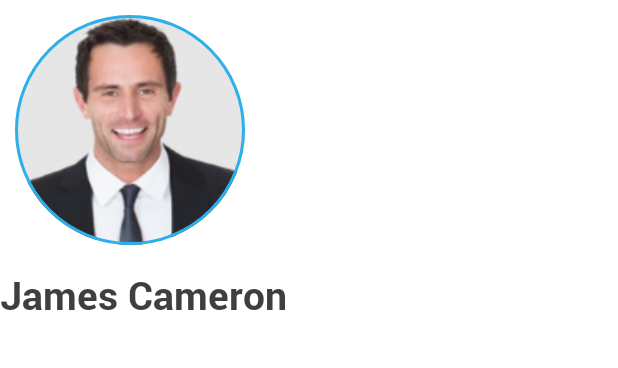
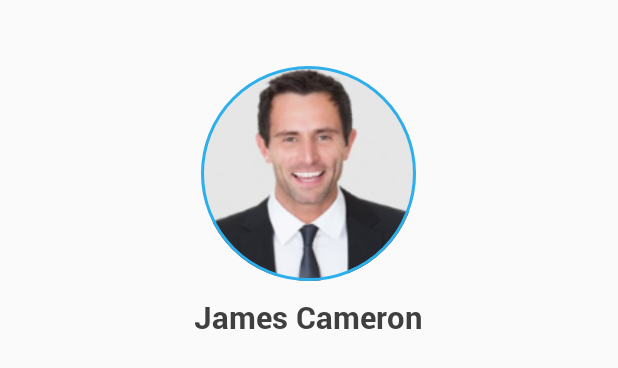
Before and after one commit to SaeedHyder/WaterApp, an Android app: the layout fragment_sidemenu.xml on its own in the app's theme, with its tools: preview values and no code run, on a phone screen of 412 x 824 dp. Shown: the top 368 px of the screen. Run offline under Robolectric (Android 15) with nearby library versions, the phone set to English and light mode, and no system bars.

Commit message:
REside menu bug resolved , staged code

```diff
--- a/app/src/main/java/com/ingic/waterapp/activities/DockActivity.java
+++ b/app/src/main/java/com/ingic/waterapp/activities/DockActivity.java
@@ -16,7 +16,6 @@ import com.ingic.waterapp.fragments.HomeFragment;
 import com.ingic.waterapp.fragments.SideMenuFragment;
 import com.ingic.waterapp.fragments.abstracts.BaseFragment;
 import com.ingic.waterapp.helpers.BasePreferenceHelper;
-import com.ingic.waterapp.helpers.UIHelper;
 import com.ingic.waterapp.interfaces.LoadingListener;
 import com.ingic.waterapp.residemenu.ResideMenu;
 import com.ingic.waterapp.ui.dialogs.DialogFactory;
@@ -49,8 +48,6 @@ public abstract class DockActivity extends AppCompatActivity implements
     private ResideMenu.OnMenuListener menuListener = new ResideMenu.OnMenuListener() {
         @Override
         public void openMenu() {
-            UIHelper.showShortToastInCenter(DockActivity.this, "openmenu");
-
         }
 
         @Override
--- a/app/src/main/java/com/ingic/waterapp/activities/MainActivity.java
+++ b/app/src/main/java/com/ingic/waterapp/activities/MainActivity.java
@@ -10,6 +10,7 @@ import android.view.View;
 import android.view.View.OnClickListener;
 import android.widget.FrameLayout;
 import android.widget.ProgressBar;
+
 import com.ingic.waterapp.R;
 import com.ingic.waterapp.fragments.HomeFragment;
 import com.ingic.waterapp.fragments.LoginFragment;
@@ -159,6 +160,8 @@ public class MainActivity extends DockActivity implements OnClickListener {
 
     public void initFragment() {
         getSupportFragmentManager().addOnBackStackChangedListener(getListener());
+//        replaceDockableFragment(HomeFragment.newInstance(), "HomeFragment");
+
         if (prefHelper.isLogin()) {
             replaceDockableFragment(HomeFragment.newInstance(), "HomeFragment");
         } else {
--- a/app/src/main/java/com/ingic/waterapp/fragments/SideMenuFragment.java
+++ b/app/src/main/java/com/ingic/waterapp/fragments/SideMenuFragment.java
@@ -127,7 +127,7 @@ public class SideMenuFragment extends BaseFragment implements OnViewHolderClick
     public void onItemClick(View view, int position) {
         //sideMenu click events for non registered user
         if (Util.doubleClickCheck()) {
-//            getDockActivity().closeResideMenu();
+            getDockActivity().closeResideMenu();
 
             switch (position) {
                 case 0:
--- a/app/src/main/res/layout/fragment_login.xml
+++ b/app/src/main/res/layout/fragment_login.xml
@@ -117,7 +117,7 @@
                 android:id="@+id/btn_login"
                 android:layout_width="match_parent"
                 android:layout_height="@dimen/_40sdp"
-                android:layout_below="@+id/view"
+                android:layout_below="@+id/seperator2"
                 android:layout_marginTop="19dp"
                 android:background="@drawable/login_btn"
                 android:gravity="center"
@@ -157,7 +157,8 @@
                 android:id="@+id/view"
                 android:layout_width="@dimen/_64sdp"
                 android:layout_height="0.8dp"
-                android:layout_alignTop="@+id/view2"
+                android:layout_below="@id/btn_login_signup"
+                android:layout_marginTop="@dimen/_20sdp"
                 android:layout_toStartOf="@+id/tv_login_connectVia"
                 android:background="@color/login_grey" />
 
--- a/app/src/main/res/layout/fragment_sidemenu.xml
+++ b/app/src/main/res/layout/fragment_sidemenu.xml
@@ -4,24 +4,25 @@
     android:layout_height="match_parent"
     android:id="@+id/rl_sideMenu"
     xmlns:app="http://schemas.android.com/apk/res-auto"
-    android:background="@color/white"
-    android:orientation="vertical">
+    android:orientation="vertical"
+    android:layout_marginTop="@dimen/_26sdp">
 
     <FrameLayout
         android:id="@+id/top"
-        android:layout_width="@dimen/_122sdp"
-        android:layout_height="@dimen/_122sdp"
-        android:layout_margin="10dp">
+        android:layout_width="@dimen/_110sdp"
+        android:layout_height="@dimen/_110sdp"
+        android:layout_margin="10dp"
+        android:layout_centerHorizontal="true">
 
         <de.hdodenhof.circleimageview.CircleImageView
             android:id="@+id/img_sideMenu_profileImage"
-            android:layout_width="@dimen/_118sdp"
-            android:layout_height="@dimen/_118sdp"
+            android:layout_width="@dimen/_110sdp"
+            android:layout_height="@dimen/_110sdp"
             android:src="@drawable/dummy_image" />
 
         <ImageView
-            android:layout_width="@dimen/_118sdp"
-            android:layout_height="@dimen/_118sdp"
+            android:layout_width="@dimen/_110sdp"
+            android:layout_height="@dimen/_110sdp"
             android:src="@drawable/stroke_circle_blue"
             />
     </FrameLayout>
@@ -32,9 +33,11 @@
         android:layout_height="wrap_content"
         android:layout_below="@+id/top"
         android:text="James Cameron"
-        android:textSize="@dimen/_20sdp"
+        android:textSize="@dimen/_16sdp"
         android:textColor="@color/login_email_grey"
-        app:typeface="@string/typeface_bold"/>
+        app:typeface="@string/typeface_bold"
+        android:layout_centerHorizontal="true"
+        />
 
     <android.support.v7.widget.RecyclerView
         android:id="@+id/rv_sideMenu"
--- a/app/src/main/res/values/colors.xml
+++ b/app/src/main/res/values/colors.xml
@@ -28,6 +28,7 @@
     <color name="rating_grey">#4A4A4A</color>
     <color name="home_dark_blue">#115DA8</color>
     <color name="forgot_dark_grey">#2D2D2D</color>
+    <color name="side_menu_grey">#2D2D2D</color>
 
 
 </resources>
```
Also changed, not shown: app/src/main/res/layout/fragment_rating.xml (+8 -10 lines), app/src/main/res/layout/item_sidemenu.xml (+7 -5 lines).
